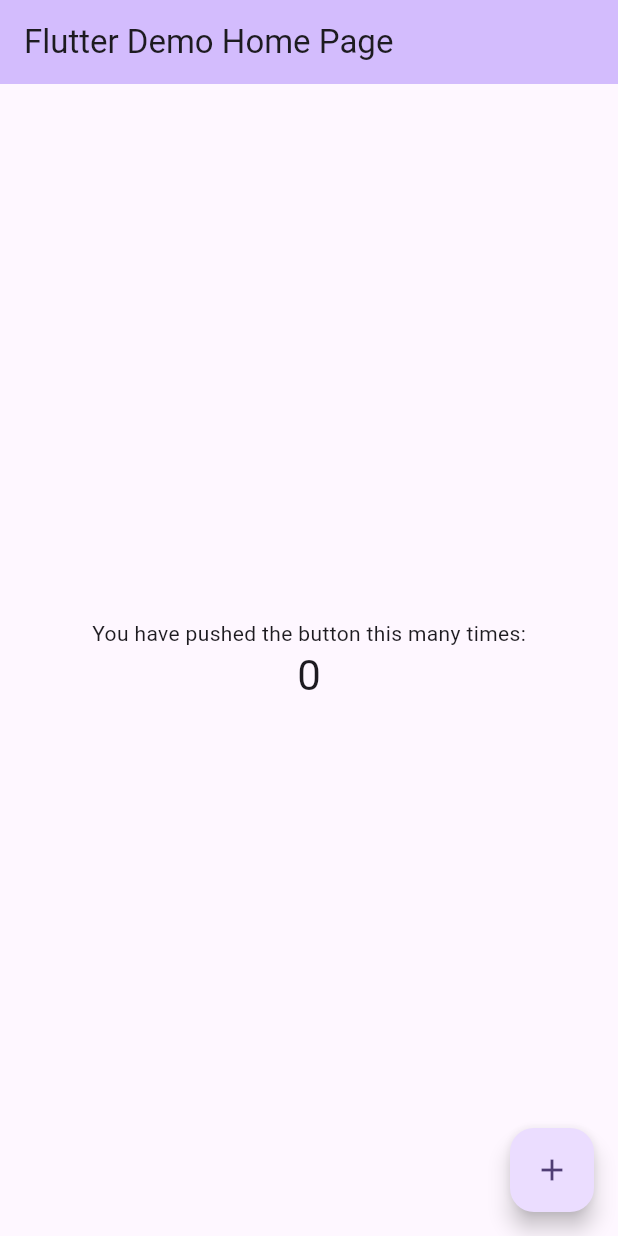
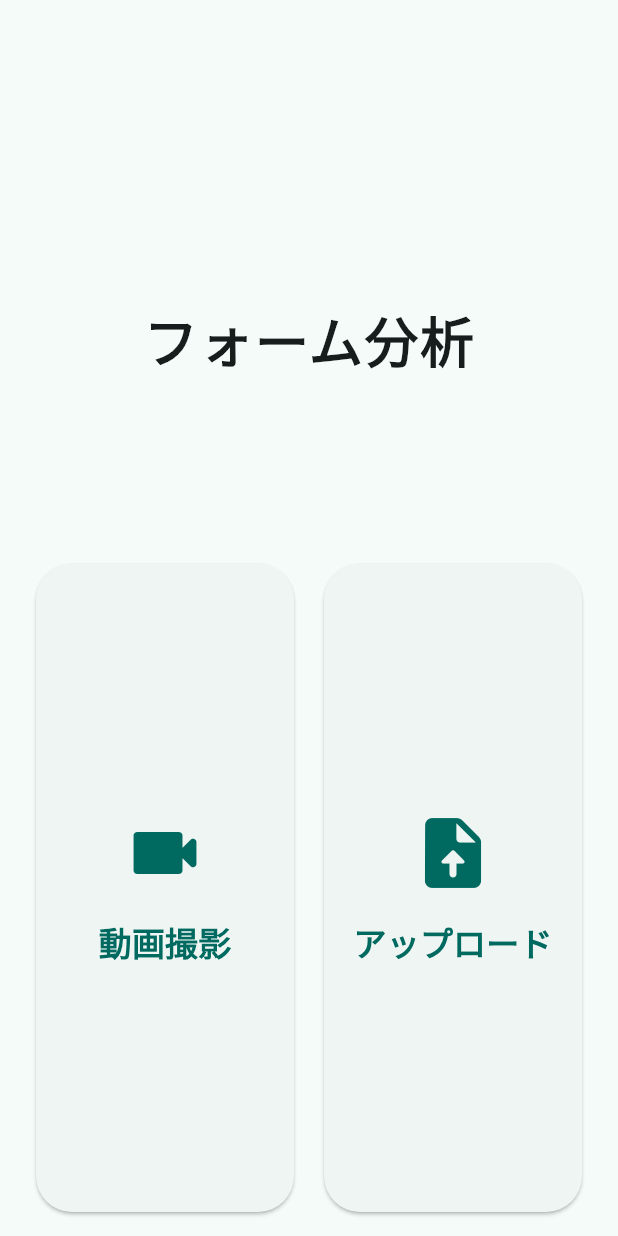
Before and after one commit to Yuji-ctrl/analyzeTennisFormByMediapipeMobile, a Flutter app: the screen it shows after launch, on a phone screen of 412 x 824 dp. Run offline on Flutter 3.47's test engine with Material 3 defaults, Android fonts, the phone set to English and light mode, and no system bars; our stand-ins replace camera.

Commit message:
画面分割（UIのみ）

```diff
--- /dev/null
+++ b/lib/app.dart
@@ -0,0 +1,28 @@
+import 'package:camera/camera.dart';
+import 'package:flutter/material.dart';
+
+import 'routes.dart';
+import 'screens/home_page.dart';
+
+class FormAnalysisApp extends StatelessWidget {
+  const FormAnalysisApp({super.key, required this.cameras});
+
+  final List<CameraDescription> cameras;
+
+  @override
+  Widget build(BuildContext context) {
+    return MaterialApp(
+      debugShowCheckedModeBanner: false,
+      title: 'フォーム分析',
+      theme: ThemeData(
+        colorScheme: ColorScheme.fromSeed(seedColor: Colors.teal),
+        useMaterial3: true,
+      ),
+      home: HomePage(cameras: cameras),
+      routes: {
+        AppRoutes.loading: (context) => const SizedBox.shrink(),
+        AppRoutes.result: (context) => const SizedBox.shrink(),
+      },
+    );
+  }
+}
--- a/lib/main.dart
+++ b/lib/main.dart
@@ -1,122 +1,15 @@
+import 'package:camera/camera.dart';
 import 'package:flutter/material.dart';
 
-void main() {
-  runApp(const MyApp());
+import 'app.dart';
+
+Future<void> main() async {
+  WidgetsFlutterBinding.ensureInitialized();
+
+  List<CameraDescription> cameras = [];
+  try {
+    cameras = await availableCameras();
+  } catch (_) {}
+
+  runApp(FormAnalysisApp(cameras: cameras));
 }
-
-class MyApp extends StatelessWidget {
-  const MyApp({super.key});
-
-  // This widget is the root of your application.
-  @override
-  Widget build(BuildContext context) {
-    return MaterialApp(
-      title: 'Flutter Demo',
-      theme: ThemeData(
-        // This is the theme of your application.
-        //
-        // TRY THIS: Try running your application with "flutter run". You'll see
-        // the application has a purple toolbar. Then, without quitting the app,
-        // try changing the seedColor in the colorScheme below to Colors.green
-        // and then invoke "hot reload" (save your changes or press the "hot
-        // reload" button in a Flutter-supported IDE, or press "r" if you used
-        // the command line to start the app).
-        //
-        // Notice that the counter didn't reset back to zero; the application
-        // state is not lost during the reload. To reset the state, use hot
-        // restart instead.
-        //
-        // This works for code too, not just values: Most code changes can be
-        // tested with just a hot reload.
-        colorScheme: .fromSeed(seedColor: Colors.deepPurple),
-      ),
-      home: const MyHomePage(title: 'Flutter Demo Home Page'),
-    );
-  }
-}
-
-class MyHomePage extends StatefulWidget {
-  const MyHomePage({super.key, required this.title});
-
-  // This widget is the home page of your application. It is stateful, meaning
-  // that it has a State object (defined below) that contains fields that affect
-  // how it looks.
-
-  // This class is the configuration for the state. It holds the values (in this
-  // case the title) provided by the parent (in this case the App widget) and
-  // used by the build method of the State. Fields in a Widget subclass are
-  // always marked "final".
-
-  final String title;
-
-  @override
-  State<MyHomePage> createState() => _MyHomePageState();
-}
-
-class _MyHomePageState extends State<MyHomePage> {
-  int _counter = 0;
-
-  void _incrementCounter() {
-    setState(() {
-      // This call to setState tells the Flutter framework that something has
-      // changed in this State, which causes it to rerun the build method below
-      // so that the display can reflect the updated values. If we changed
-      // _counter without calling setState(), then the build method would not be
-      // called again, and so nothing would appear to happen.
-      _counter++;
-    });
-  }
-
-  @override
-  Widget build(BuildContext context) {
-    // This method is rerun every time setState is called, for instance as done
-    // by the _incrementCounter method above.
-    //
-    // The Flutter framework has been optimized to make rerunning build methods
-    // fast, so that you can just rebuild anything that needs updating rather
-    // than having to individually change instances of widgets.
-    return Scaffold(
-      appBar: AppBar(
-        // TRY THIS: Try changing the color here to a specific color (to
-        // Colors.amber, perhaps?) and trigger a hot reload to see the AppBar
-        // change color while the other colors stay the same.
-        backgroundColor: Theme.of(context).colorScheme.inversePrimary,
-        // Here we take the value from the MyHomePage object that was created by
-        // the App.build method, and use it to set our appbar title.
-        title: Text(widget.title),
-      ),
-      body: Center(
-        // Center is a layout widget. It takes a single child and positions it
-        // in the middle of the parent.
-        child: Column(
-          // Column is also a layout widget. It takes a list of children and
-          // arranges them vertically. By default, it sizes itself to fit its
-          // children horizontally, and tries to be as tall as its parent.
-          //
-          // Column has various properties to control how it sizes itself and
-          // how it positions its children. Here we use mainAxisAlignment to
-          // center the children vertically; the main axis here is the vertical
-          // axis because Columns are vertical (the cross axis would be
-          // horizontal).
-          //
-          // TRY THIS: Invoke "debug painting" (choose the "Toggle Debug Paint"
-          // action in the IDE, or press "p" in the console), to see the
-          // wireframe for each widget.
-          mainAxisAlignment: .center,
-          children: [
-            const Text('You have pushed the button this many times:'),
-            Text(
-              '$_counter',
-              style: Theme.of(context).textTheme.headlineMedium,
-            ),
-          ],
-        ),
-      ),
-      floatingActionButton: FloatingActionButton(
-        onPressed: _incrementCounter,
-        tooltip: 'Increment',
-        child: const Icon(Icons.add),
-      ),
-    );
-  }
-}
--- /dev/null
+++ b/lib/routes.dart
@@ -0,0 +1,6 @@
+class AppRoutes {
+  static const home = '/';
+  static const camera = '/camera';
+  static const loading = '/loading';
+  static const result = '/result';
+}
--- /dev/null
+++ b/lib/screens/home_page.dart
@@ -0,0 +1,118 @@
+import 'package:camera/camera.dart';
+import 'package:flutter/material.dart';
+
+import 'camera_page.dart';
+import 'loading_page.dart';
+
+class HomePage extends StatelessWidget {
+  const HomePage({super.key, required this.cameras});
+
+  final List<CameraDescription> cameras;
+
+  @override
+  Widget build(BuildContext context) {
+    return Scaffold(
+      body: SafeArea(
+        child: Padding(
+          padding: const EdgeInsets.symmetric(horizontal: 24, vertical: 16),
+          child: Column(
+            children: [
+              const Spacer(flex: 3),
+              const Center(
+                child: Text(
+                  'フォーム分析',
+                  style: TextStyle(
+                    fontSize: 36,
+                    fontWeight: FontWeight.bold,
+                    letterSpacing: 1.0,
+                  ),
+                ),
+              ),
+              const Spacer(flex: 2),
+              Expanded(
+                flex: 7,
+                child: Row(
+                  children: [
+                    Expanded(
+                      child: _HomeActionButton(
+                        icon: Icons.videocam_rounded,
+                        label: '動画撮影',
+                        onTap: () {
+                          Navigator.push(
+                            context,
+                            MaterialPageRoute(
+                              builder: (_) => CameraPage(cameras: cameras),
+                            ),
+                          );
+                        },
+                      ),
+                    ),
+                    const SizedBox(width: 20),
+                    Expanded(
+                      child: _HomeActionButton(
+                        icon: Icons.upload_file_rounded,
+                        label: 'アップロード',
+                        onTap: () {
+                          Navigator.push(
+                            context,
+                            MaterialPageRoute(
+                              builder: (_) => const LoadingPage(
+                                sourceLabel: 'アップロード動画',
+                              ),
+                            ),
+                          );
+                        },
+                      ),
+                    ),
+                  ],
+                ),
+              ),
+            ],
+          ),
+        ),
+      ),
+    );
+  }
+}
+
+class _HomeActionButton extends StatelessWidget {
+  const _HomeActionButton({
+    required this.icon,
+    required this.label,
+    required this.onTap,
+  });
+
+  final IconData icon;
+  final String label;
+  final VoidCallback onTap;
+
+  @override
+  Widget build(BuildContext context) {
+    return SizedBox(
+      height: double.infinity,
+      child: ElevatedButton(
+        onPressed: onTap,
+        style: ElevatedButton.styleFrom(
+          padding: const EdgeInsets.symmetric(vertical: 24, horizontal: 12),
+          shape: RoundedRectangleBorder(
+            borderRadius: BorderRadius.circular(24),
+          ),
+        ),
+        child: Column(
+          mainAxisAlignment: MainAxisAlignment.center,
+          children: [
+            Icon(icon, size: 56),
+            const SizedBox(height: 16),
+            Text(
+              label,
+              style: const TextStyle(
+                fontSize: 22,
+                fontWeight: FontWeight.w700,
+              ),
+            ),
+          ],
+        ),
+      ),
+    );
+  }
+}
--- a/pubspec.yaml
+++ b/pubspec.yaml
@@ -34,6 +34,8 @@ dependencies:
   # The following adds the Cupertino Icons font to your application.
   # Use with the CupertinoIcons class for iOS style icons.
   cupertino_icons: ^1.0.8
+  camera: ^0.12.0+1
+  video_player: ^2.11.1
 
 dev_dependencies:
   flutter_test:
```
Also changed, not shown: lib/models/analysis_result.dart (added, +9 -0 lines), lib/screens/camera_page.dart (added, +203 -0 lines), lib/screens/loading_page.dart (added, +71 -0 lines), lib/screens/result_page.dart (added, +100 -0 lines), pubspec.lock, 1 other file.
